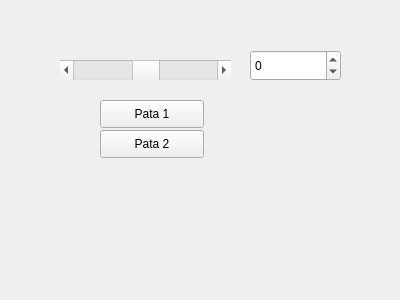
The window that HexapodController/src/mainUI.ui (DaniGuille/RoboticaAvanzada) describes before a commit, drawn with Qt 5.
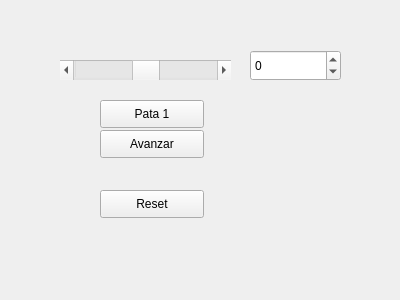
The same window after the commit.

Diff of the .ui file:
```diff
--- a/HexapodController/src/mainUI.ui
+++ b/HexapodController/src/mainUI.ui
@@ -71,7 +71,23 @@
     </rect>
    </property>
    <property name="text">
-    <string>Pata 2</string>
+    <string>Avanzar</string>
+   </property>
+   <property name="checkable">
+    <bool>true</bool>
+   </property>
+  </widget>
+  <widget class="QPushButton" name="resetButton">
+   <property name="geometry">
+    <rect>
+     <x>100</x>
+     <y>190</y>
+     <width>104</width>
+     <height>28</height>
+    </rect>
+   </property>
+   <property name="text">
+    <string>Reset</string>
    </property>
   </widget>
  </widget>
```
